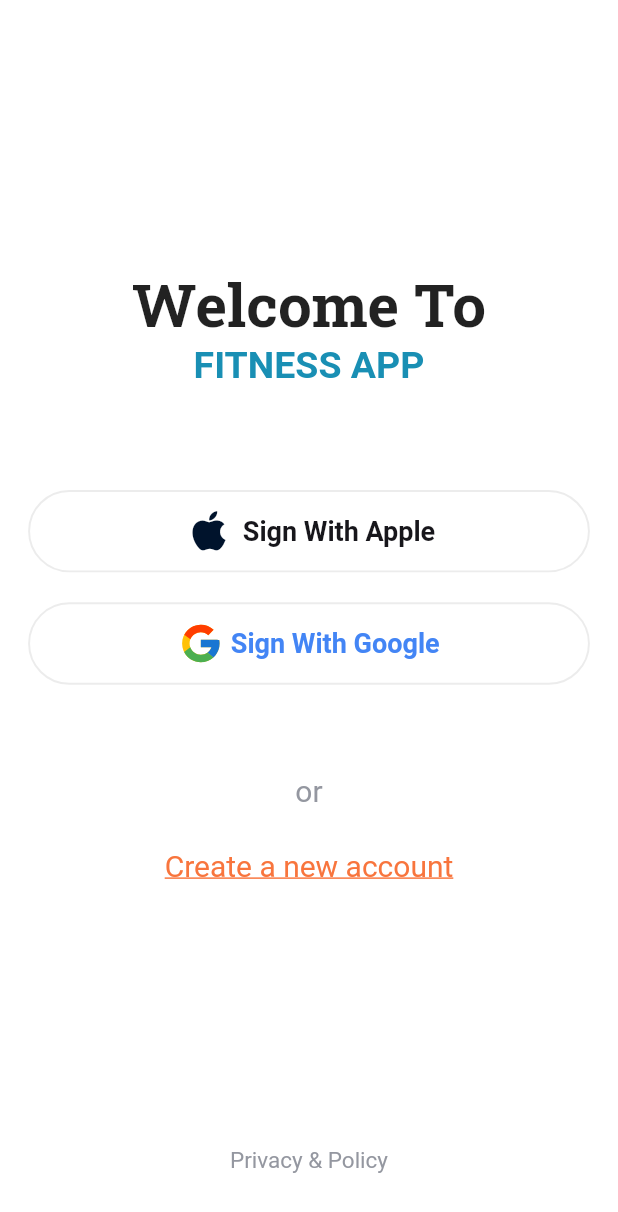
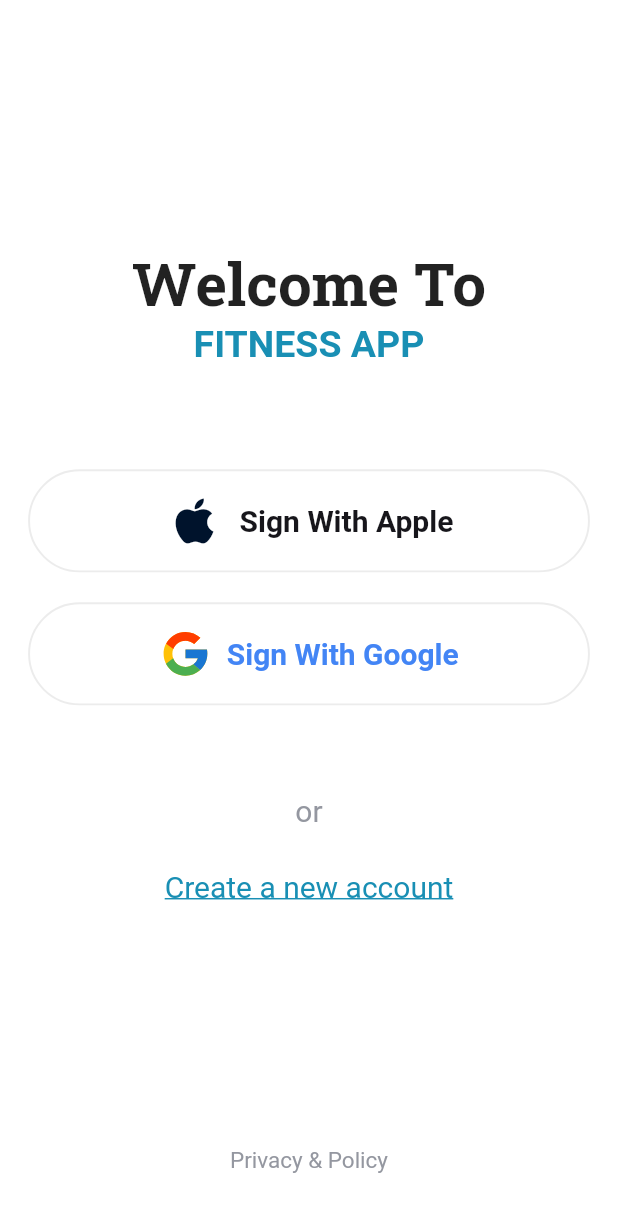
Before and after one commit to alyilmaz99/fitness_app, a Flutter app: the screen it shows after launch, on a phone screen of 412 x 824 dp. Shown: the top 1212 px of the screen. Run offline on Flutter 3.47's test engine with Material 2 defaults, Android fonts, the light colour scheme and no system bars; our stand-ins replace easy_localization, flutter_svg, go_router, google_fonts, lottie; Roboto replaces fonts that are missing (Arimo, Satisfy).

Commit message:
fix size

```diff
--- a/lib/product/widget/auth/auth_button_witget.dart
+++ b/lib/product/widget/auth/auth_button_witget.dart
@@ -33,7 +33,7 @@ class AuthButton extends StatelessWidget {
         ),
         shadowColor: ColorConstant.authButtonBorder,
         backgroundColor: bgColor,
-        fixedSize: Size(width / 1.1, height / 15),
+        fixedSize: Size(width / 1.1, height / 12),
       ),
       child: Row(
         mainAxisAlignment: MainAxisAlignment.center,
@@ -41,20 +41,20 @@ class AuthButton extends StatelessWidget {
           firm == 'google'
               ? SvgPicture.asset(
                   'assets/svg/google.svg',
-                  height: 30,
+                  height: 35,
                 )
               : const Icon(
                   Icons.apple,
                   color: ColorConstant.appleBlack,
-                  size: 35,
+                  size: 40,
                 ),
           const SizedBox(
-            width: 5,
+            width: 10,
           ),
           Text(
             text,
             style: GoogleFonts.arimo(
-              fontSize: 18,
+              fontSize: 20,
               color: firm == 'google'
                   ? ColorConstant.googleColor
                   : ColorConstant.blackText,
--- a/lib/view/auth/signin/view/auth_view.dart
+++ b/lib/view/auth/signin/view/auth_view.dart
@@ -81,7 +81,7 @@ class _AuthViewState extends State<AuthView> {
                 Text(
                   'createAccount',
                   style: GoogleFonts.roboto(
-                    color: ColorConstant.orangeCreate,
+                    color: ColorConstant.appNameColor,
                     decoration: TextDecoration.underline,
                     fontSize: 20,
                     fontWeight: FontWeight.w400,
```
